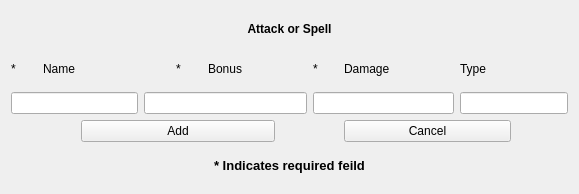
Qt form widgets_file/ui_file_backup/attacks_form.ui (ericmullally/dnd_tracker) before a commit.
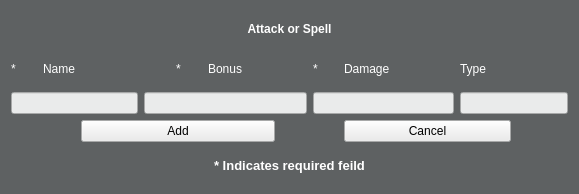
The same form after that commit.

Diff of the .ui file:
```diff
--- a/widgets_file/ui_file_backup/attacks_form.ui
+++ b/widgets_file/ui_file_backup/attacks_form.ui
@@ -10,6 +10,448 @@
     <height>194</height>
    </rect>
   </property>
+  <property name="palette">
+   <palette>
+    <active>
+     <colorrole role="WindowText">
+      <brush brushstyle="SolidPattern">
+       <color alpha="255">
+        <red>255</red>
+        <green>255</green>
+        <blue>255</blue>
+       </color>
+      </brush>
+     </colorrole>
+     <colorrole role="Button">
+      <brush brushstyle="SolidPattern">
+       <color alpha="255">
+        <red>94</red>
+        <green>97</green>
+        <blue>98</blue>
+       </color>
+      </brush>
+     </colorrole>
+     <colorrole role="Light">
+      <brush brushstyle="SolidPattern">
+       <color alpha="255">
+        <red>141</red>
+        <green>146</green>
+        <blue>147</blue>
+       </color>
+      </brush>
+     </colorrole>
+     <colorrole role="Midlight">
+      <brush brushstyle="SolidPattern">
+       <color alpha="255">
+        <red>117</red>
+        <green>121</green>
+        <blue>122</blue>
+       </color>
+      </brush>
+     </colorrole>
+     <colorrole role="Dark">
+      <brush brushstyle="SolidPattern">
+       <color alpha="255">
+        <red>47</red>
+        <green>48</green>
+        <blue>49</blue>
+       </color>
+      </brush>
+     </colorrole>
+     <colorrole role="Mid">
+      <brush brushstyle="SolidPattern">
+       <color alpha="255">
+        <red>62</red>
+        <green>64</green>
+        <blue>65</blue>
+       </color>
+      </brush>
+     </colorrole>
+     <colorrole role="Text">
+      <brush brushstyle="SolidPattern">
+       <color alpha="255">
+        <red>255</red>
+        <green>255</green>
+        <blue>255</blue>
+       </color>
+      </brush>
+     </colorrole>
+     <colorrole role="BrightText">
+      <brush brushstyle="SolidPattern">
+       <color alpha="255">
+        <red>255</red>
+        <green>255</green>
+        <blue>255</blue>
+       </color>
+      </brush>
+     </colorrole>
+     <colorrole role="ButtonText">
+      <brush brushstyle="SolidPattern">
+       <color alpha="255">
+        <red>255</red>
+        <green>255</green>
+        <blue>255</blue>
+       </color>
+      </brush>
+     </colorrole>
+     <colorrole role="Base">
+      <brush brushstyle="SolidPattern">
+       <color alpha="255">
+        <red>0</red>
+        <green>0</green>
+        <blue>0</blue>
+       </color>
+      </brush>
+     </colorrole>
+     <colorrole role="Window">
+      <brush brushstyle="SolidPattern">
+       <color alpha="255">
+        <red>94</red>
+        <green>97</green>
+        <blue>98</blue>
+       </color>
+      </brush>
+     </colorrole>
+     <colorrole role="Shadow">
+      <brush brushstyle="SolidPattern">
+       <color alpha="255">
+        <red>0</red>
+        <green>0</green>
+        <blue>0</blue>
+       </color>
+      </brush>
+     </colorrole>
+     <colorrole role="AlternateBase">
+      <brush brushstyle="SolidPattern">
+       <color alpha="255">
+        <red>47</red>
+        <green>48</green>
+        <blue>49</blue>
+       </color>
+      </brush>
+     </colorrole>
+     <colorrole role="ToolTipBase">
+      <brush brushstyle="SolidPattern">
+       <color alpha="255">
+        <red>255</red>
+        <green>255</green>
+        <blue>220</blue>
+       </color>
+      </brush>
+     </colorrole>
+     <colorrole role="ToolTipText">
+      <brush brushstyle="SolidPattern">
+       <color alpha="255">
+        <red>0</red>
+        <green>0</green>
+        <blue>0</blue>
+       </color>
+      </brush>
+     </colorrole>
+     <colorrole role="PlaceholderText">
+      <brush brushstyle="SolidPattern">
+       <color alpha="128">
+        <red>255</red>
+        <green>255</green>
+        <blue>255</blue>
+       </color>
+      </brush>
+     </colorrole>
+    </active>
+    <inactive>
+     <colorrole role="WindowText">
+      <brush brushstyle="SolidPattern">
+       <color alpha="255">
+        <red>255</red>
+        <green>255</green>
+        <blue>255</blue>
+       </color>
+      </brush>
+     </colorrole>
+     <colorrole role="Button">
+      <brush brushstyle="SolidPattern">
+       <color alpha="255">
+        <red>94</red>
+        <green>97</green>
+        <blue>98</blue>
+       </color>
+      </brush>
+     </colorrole>
+     <colorrole role="Light">
+      <brush brushstyle="SolidPattern">
+       <color alpha="255">
+        <red>141</red>
+        <green>146</green>
+        <blue>147</blue>
+       </color>
+      </brush>
+     </colorrole>
+     <colorrole role="Midlight">
+      <brush brushstyle="SolidPattern">
+       <color alpha="255">
+        <red>117</red>
+        <green>121</green>
+        <blue>122</blue>
+       </color>
+      </brush>
+     </colorrole>
+     <colorrole role="Dark">
+      <brush brushstyle="SolidPattern">
+       <color alpha="255">
+        <red>47</red>
+        <green>48</green>
+        <blue>49</blue>
+       </color>
+      </brush>
+     </colorrole>
+     <colorrole role="Mid">
+      <brush brushstyle="SolidPattern">
+       <color alpha="255">
+        <red>62</red>
+        <green>64</green>
+        <blue>65</blue>
+       </color>
+      </brush>
+     </colorrole>
+     <colorrole role="Text">
+      <brush brushstyle="SolidPattern">
+       <color alpha="255">
+        <red>255</red>
+        <green>255</green>
+        <blue>255</blue>
+       </color>
+      </brush>
+     </colorrole>
+     <colorrole role="BrightText">
+      <brush brushstyle="SolidPattern">
+       <color alpha="255">
+        <red>255</red>
+        <green>255</green>
+        <blue>255</blue>
+       </color>
+      </brush>
+     </colorrole>
+     <colorrole role="ButtonText">
+      <brush brushstyle="SolidPattern">
+       <color alpha="255">
+        <red>255</red>
+        <green>255</green>
+        <blue>255</blue>
+       </color>
+      </brush>
+     </colorrole>
+     <colorrole role="Base">
+      <brush brushstyle="SolidPattern">
+       <color alpha="255">
+        <red>0</red>
+        <green>0</green>
+        <blue>0</blue>
+       </color>
+      </brush>
+     </colorrole>
+     <colorrole role="Window">
+      <brush brushstyle="SolidPattern">
+       <color alpha="255">
+        <red>94</red>
+        <green>97</green>
+        <blue>98</blue>
+       </color>
+      </brush>
+     </colorrole>
+     <colorrole role="Shadow">
+      <brush brushstyle="SolidPattern">
+       <color alpha="255">
+        <red>0</red>
+        <green>0</green>
+        <blue>0</blue>
+       </color>
+      </brush>
+     </colorrole>
+     <colorrole role="AlternateBase">
+      <brush brushstyle="SolidPattern">
+       <color alpha="255">
+        <red>47</red>
+        <green>48</green>
+        <blue>49</blue>
+       </color>
+      </brush>
+     </colorrole>
+     <colorrole role="ToolTipBase">
+      <brush brushstyle="SolidPattern">
+       <color alpha="255">
+        <red>255</red>
+        <green>255</green>
+        <blue>220</blue>
+       </color>
+      </brush>
+     </colorrole>
+     <colorrole role="ToolTipText">
+      <brush brushstyle="SolidPattern">
+       <color alpha="255">
+        <red>0</red>
+        <green>0</green>
+        <blue>0</blue>
+       </color>
+      </brush>
+     </colorrole>
+     <colorrole role="PlaceholderText">
+      <brush brushstyle="SolidPattern">
+       <color alpha="128">
+        <red>255</red>
+        <green>255</green>
+        <blue>255</blue>
+       </color>
+      </brush>
+     </colorrole>
+    </inactive>
+    <disabled>
+     <colorrole role="WindowText">
+      <brush brushstyle="SolidPattern">
+       <color alpha="255">
+        <red>47</red>
+        <green>48</green>
+        <blue>49</blue>
+       </color>
+      </brush>
+     </colorrole>
+     <colorrole role="Button">
+      <brush brushstyle="SolidPattern">
+       <color alpha="255">
+        <red>94</red>
+        <green>97</green>
+        <blue>98</blue>
+       </color>
+      </brush>
+     </colorrole>
+     <colorrole role="Light">
+      <brush brushstyle="SolidPattern">
+       <color alpha="255">
+        <red>141</red>
+        <green>146</green>
+        <blue>147</blue>
+       </color>
+      </brush>
+     </colorrole>
+     <colorrole role="Midlight">
+      <brush brushstyle="SolidPattern">
+       <color alpha="255">
+        <red>117</red>
+        <green>121</green>
+        <blue>122</blue>
+       </color>
+      </brush>
+     </colorrole>
+     <colorrole role="Dark">
+      <brush brushstyle="SolidPattern">
+       <color alpha="255">
+        <red>47</red>
+        <green>48</green>
+        <blue>49</blue>
+       </color>
+      </brush>
+     </colorrole>
+     <colorrole role="Mid">
+      <brush brushstyle="SolidPattern">
+       <color alpha="255">
+        <red>62</red>
+        <green>64</green>
+        <blue>65</blue>
+       </color>
+      </brush>
+     </colorrole>
+     <colorrole role="Text">
+      <brush brushstyle="SolidPattern">
+       <color alpha="255">
+        <red>47</red>
+        <green>48</green>
+        <blue>49</blue>
+       </color>
+      </brush>
+     </colorrole>
+     <colorrole role="BrightText">
+      <brush brushstyle="SolidPattern">
+       <color alpha="255">
+        <red>255</red>
+        <green>255</green>
+        <blue>255</blue>
+       </color>
+      </brush>
+     </colorrole>
+     <colorrole role="ButtonText">
+      <brush brushstyle="SolidPattern">
+       <color alpha="255">
+        <red>47</red>
+        <green>48</green>
+        <blue>49</blue>
+       </color>
+      </brush>
+     </colorrole>
+     <colorrole role="Base">
+      <brush brushstyle="SolidPattern">
+       <color alpha="255">
+        <red>94</red>
+        <green>97</green>
+        <blue>98</blue>
+       </color>
+      </brush>
+     </colorrole>
+     <colorrole role="Window">
+      <brush brushstyle="SolidPattern">
+       <color alpha="255">
+        <red>94</red>
+        <green>97</green>
+        <blue>98</blue>
+       </color>
+      </brush>
+     </colorrole>
+     <colorrole role="Shadow">
+      <brush brushstyle="SolidPattern">
+       <color alpha="255">
+        <red>0</red>
+        <green>0</green>
+        <blue>0</blue>
+       </color>
+      </brush>
+     </colorrole>
+     <colorrole role="AlternateBase">
+      <brush brushstyle="SolidPattern">
+       <color alpha="255">
+        <red>94</red>
+        <green>97</green>
+        <blue>98</blue>
+       </color>
+      </brush>
+     </colorrole>
+     <colorrole role="ToolTipBase">
+      <brush brushstyle="SolidPattern">
+       <color alpha="255">
+        <red>255</red>
+        <green>255</green>
+        <blue>220</blue>
+       </color>
+      </brush>
+     </colorrole>
+     <colorrole role="ToolTipText">
+      <brush brushstyle="SolidPattern">
+       <color alpha="255">
+        <red>0</red>
+        <green>0</green>
+        <blue>0</blue>
+       </color>
+      </brush>
+     </colorrole>
+     <colorrole role="PlaceholderText">
+      <brush brushstyle="SolidPattern">
+       <color alpha="128">
+        <red>255</red>
+        <green>255</green>
+        <blue>255</blue>
+       </color>
+      </brush>
+     </colorrole>
+    </disabled>
+   </palette>
+  </property>
   <property name="windowTitle">
    <string>Form</string>
   </property>
@@ -22,7 +464,11 @@
     </widget>
    </item>
    <item row="2" column="4" colspan="5">
-    <widget class="QLineEdit" name="bonus_input"/>
+    <widget class="QLineEdit" name="bonus_input">
+     <property name="styleSheet">
+      <string notr="true">background-color:#eaebeb; color:black;</string>
+     </property>
+    </widget>
    </item>
    <item row="1" column="9">
     <widget class="QLabel" name="label_8">
@@ -32,7 +478,11 @@
     </widget>
    </item>
    <item row="2" column="0" colspan="4">
-    <widget class="QLineEdit" name="name_input"/>
+    <widget class="QLineEdit" name="name_input">
+     <property name="styleSheet">
+      <string notr="true">background-color:#eaebeb; color:black;</string>
+     </property>
+    </widget>
    </item>
    <item row="1" column="0">
     <widget class="QLabel" name="label_7">
@@ -56,7 +506,11 @@
     </widget>
    </item>
    <item row="2" column="9" colspan="4">
-    <widget class="QLineEdit" name="damage_input"/>
+    <widget class="QLineEdit" name="damage_input">
+     <property name="styleSheet">
+      <string notr="true">background-color:#eaebeb; color:black;</string>
+     </property>
+    </widget>
    </item>
    <item row="1" column="10">
     <widget class="QLabel" name="label_5">
@@ -66,7 +520,11 @@
     </widget>
    </item>
    <item row="2" column="13" colspan="2">
-    <widget class="QLineEdit" name="type_input"/>
+    <widget class="QLineEdit" name="type_input">
+     <property name="styleSheet">
+      <string notr="true">background-color:#eaebeb; color:black;</string>
+     </property>
+    </widget>
    </item>
    <item row="1" column="13">
     <widget class="QLabel" name="label_6">
@@ -94,6 +552,9 @@
    </item>
    <item row="3" column="10" colspan="4">
     <widget class="QPushButton" name="cancel_button">
+     <property name="styleSheet">
+      <string notr="true">background-color:#eaebeb;</string>
+     </property>
      <property name="text">
       <string>Cancel</string>
      </property>
@@ -101,6 +562,9 @@
    </item>
    <item row="3" column="2" colspan="6">
     <widget class="QPushButton" name="add_button">
+     <property name="styleSheet">
+      <string notr="true">background-color:#eaebeb;</string>
+     </property>
      <property name="text">
       <string>Add</string>
      </property>
```
